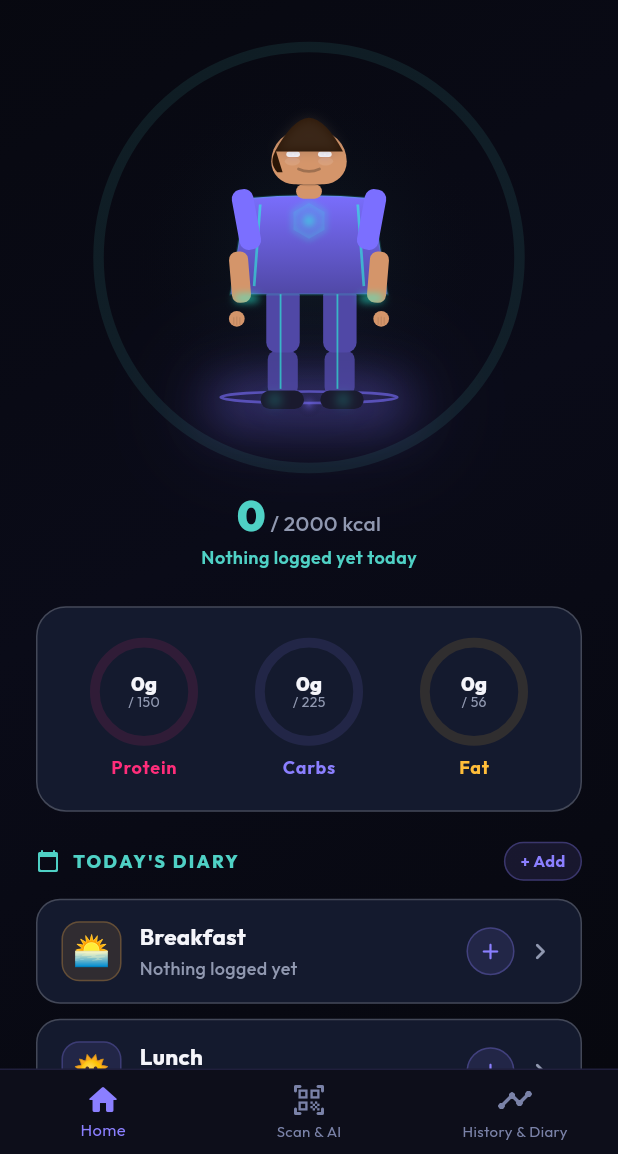
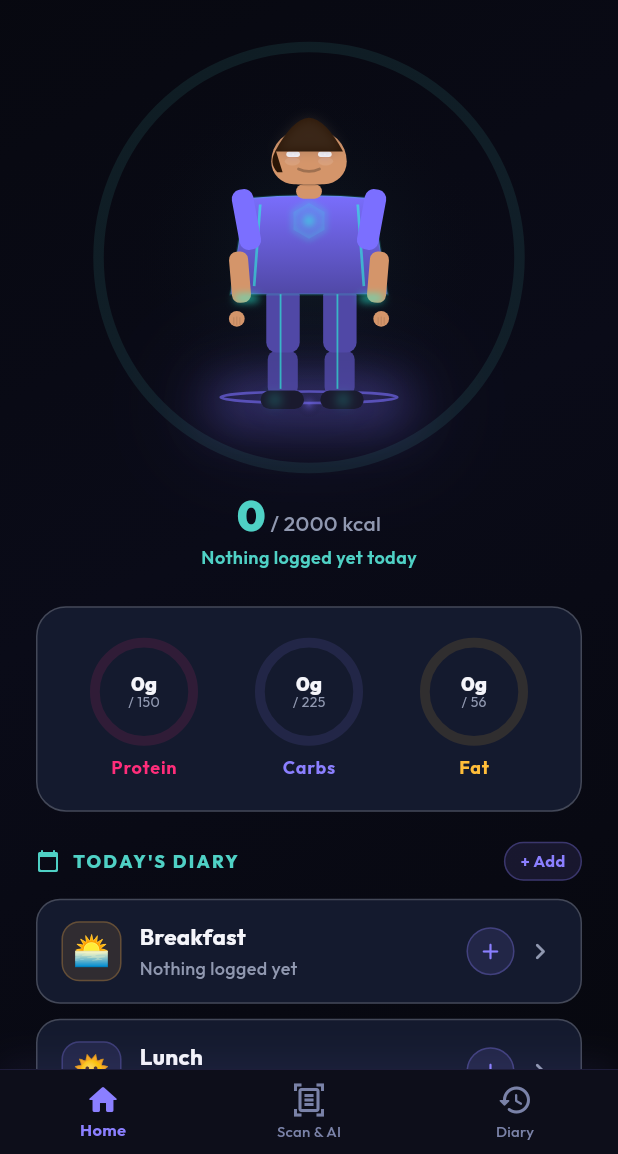
Before and after one commit to prime3436/yotrackez, a Flutter app: the MainShell screen opened directly, on a phone screen of 412 x 824 dp, the part 82-1236 px from its top. Run offline on Flutter 3.47's test engine with Material 3 defaults, Android fonts, the phone set to English and light mode, and no system bars; drawn by our look-alikes of flutter_animate; our stand-ins replace audioplayers, google_fonts, image_picker, pedometer, percent_indicator, rive and 2 more; missing offline and left inert: dart:js_interop, mobile_scanner; accounts and stored records are empty; project files that could hold a hidden picture were left out.

Commit message:
polish: improve bottom nav bar (shorter labels, icon differentiation, shadow glow)

```diff
--- a/lib/main.dart
+++ b/lib/main.dart
@@ -64,9 +64,16 @@ class _MainShellState extends State<MainShell> {
       bottomNavigationBar: Container(
         decoration: BoxDecoration(
           color: AppTheme.surface,
+          boxShadow: [
+            BoxShadow(
+              color: AppColors.primaryAction.withValues(alpha: 0.08),
+              blurRadius: 20,
+              offset: const Offset(0, -4),
+            ),
+          ],
           border: Border(
             top: BorderSide(
-                color: AppColors.primaryAction.withValues(alpha: 0.15), width: 1),
+                color: AppColors.primaryAction.withValues(alpha: 0.18), width: 0.5),
           ),
         ),
         child: BottomNavigationBar(
@@ -79,21 +86,28 @@ class _MainShellState extends State<MainShell> {
           type: BottomNavigationBarType.fixed,
           selectedFontSize: 11,
           unselectedFontSize: 10,
+          selectedLabelStyle: const TextStyle(
+            fontWeight: FontWeight.w700,
+            letterSpacing: 0.2,
+          ),
+          unselectedLabelStyle: const TextStyle(
+            fontWeight: FontWeight.w500,
+          ),
           items: const [
             BottomNavigationBarItem(
-              icon: Icon(Icons.home_rounded),
+              icon: Icon(Icons.home_outlined),
               activeIcon: Icon(Icons.home_rounded),
               label: 'Home',
             ),
             BottomNavigationBarItem(
-              icon: Icon(Icons.qr_code_scanner_rounded),
-              activeIcon: Icon(Icons.qr_code_scanner_rounded),
+              icon: Icon(Icons.document_scanner_outlined),
+              activeIcon: Icon(Icons.document_scanner_rounded),
               label: 'Scan & AI',
             ),
             BottomNavigationBarItem(
-              icon: Icon(Icons.timeline_rounded),
-              activeIcon: Icon(Icons.timeline_rounded),
-              label: 'History & Diary',
+              icon: Icon(Icons.history_rounded),
+              activeIcon: Icon(Icons.history_rounded),
+              label: 'Diary',
             ),
           ],
         ),
```
